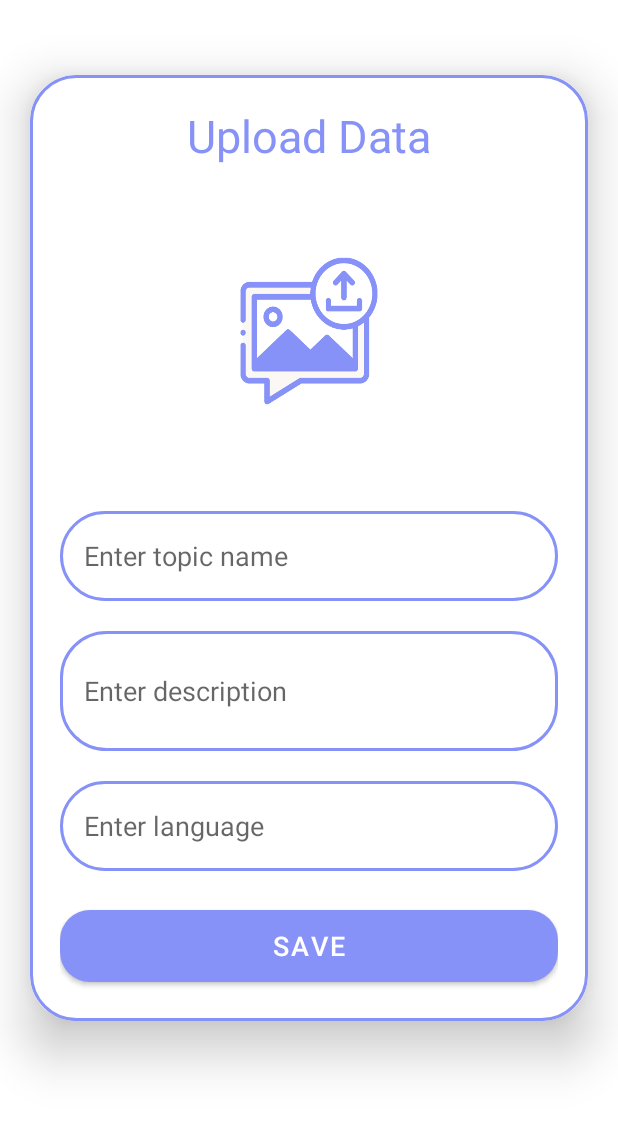
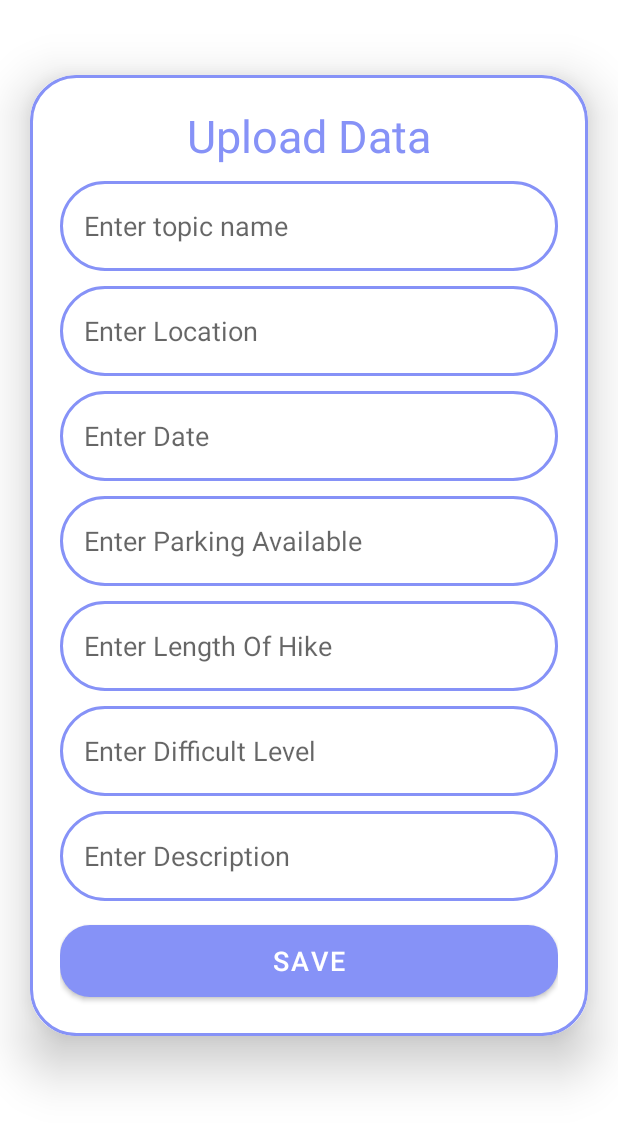
Before and after one commit to phitd1952001/M-HIKER_java, an Android app: the layout activity_upload.xml on its own in the app's theme, with its tools: preview values and no code run, on a phone screen of 412 x 824 dp. Shown: the top 1125 px of the screen. Run offline under Robolectric (Android 15) with nearby library versions, the phone set to English and light mode, and no system bars.

```diff
--- a/app/src/main/res/layout/activity_upload.xml
+++ b/app/src/main/res/layout/activity_upload.xml
@@ -33,20 +33,12 @@
                 android:textAlignment="center"
                 android:textColor="@color/lavender"/>
 
-            <ImageView
-                android:layout_width="match_parent"
-                android:layout_height="200dp"
-                android:src="@drawable/uploadimg"
-                android:id="@+id/uploadImage"
-                android:layout_marginTop="10dp"
-                android:scaleType="fitXY"/>
-
             <EditText
                 android:layout_width="match_parent"
                 android:layout_height="60dp"
-                android:id="@+id/uploadTopic"
+                android:id="@+id/editTextName"
                 android:background="@drawable/lavender_border"
-                android:layout_marginTop="20dp"
+                android:layout_marginTop="10dp"
                 android:padding="16dp"
                 android:hint="Enter topic name"
                 android:gravity="start|center_vertical"
@@ -54,25 +46,70 @@
 
             <EditText
                 android:layout_width="match_parent"
-                android:layout_height="80dp"
-                android:id="@+id/uploadDesc"
+                android:layout_height="60dp"
+                android:id="@+id/editTextLocation"
                 android:background="@drawable/lavender_border"
-                android:layout_marginTop="20dp"
+                android:layout_marginTop="10dp"
                 android:padding="16dp"
-                android:hint="Enter description"
+                android:hint="Enter Location"
                 android:gravity="start|center_vertical"
                 android:textColor="@color/lavender"/>
 
             <EditText
                 android:layout_width="match_parent"
                 android:layout_height="60dp"
-                android:id="@+id/uploadLang"
+                android:id="@+id/editTextDate"
                 android:background="@drawable/lavender_border"
-                android:layout_marginTop="20dp"
+                android:layout_marginTop="10dp"
                 android:padding="16dp"
-                android:hint="Enter language"
+                android:hint="Enter Date"
                 android:gravity="start|center_vertical"
-                android:textColor="@color/lavender"/>
+                android:textColor="@color/lavender"
+                android:onClick="showDatePickerDialog"/>
+
+            <EditText
+                android:layout_width="match_parent"
+                android:layout_height="60dp"
+                android:id="@+id/editTextParkingAvailable"
+                android:background="@drawable/lavender_border"
+                android:layout_marginTop="10dp"
+                android:padding="16dp"
+                android:hint="Enter Parking Available"
+                android:gravity="start|center_vertical"
+                android:textColor="@color/lavender" />
+
+            <EditText
+                android:layout_width="match_parent"
+                android:layout_height="60dp"
+                android:id="@+id/editTextLengthOfHike"
+                android:background="@drawable/lavender_border"
+                android:layout_marginTop="10dp"
+                android:padding="16dp"
+                android:hint="Enter Length Of Hike"
+                android:gravity="start|center_vertical"
+                android:textColor="@color/lavender" />
+
+            <EditText
+                android:layout_width="match_parent"
+                android:layout_height="60dp"
+                android:id="@+id/editTextDifficultLevel"
+                android:background="@drawable/lavender_border"
+                android:layout_marginTop="10dp"
+                android:padding="16dp"
+                android:hint="Enter Difficult Level"
+                android:gravity="start|center_vertical"
+                android:textColor="@color/lavender" />
+
+            <EditText
+                android:layout_width="match_parent"
+                android:layout_height="60dp"
+                android:id="@+id/editTextDescription"
+                android:background="@drawable/lavender_border"
+                android:layout_marginTop="10dp"
+                android:padding="16dp"
+                android:hint="Enter Description"
+                android:gravity="start|center_vertical"
+                android:textColor="@color/lavender" />
 
             <Button
                 android:layout_width="match_parent"
@@ -80,7 +117,7 @@
                 android:text="Save"
                 android:id="@+id/saveButton"
                 android:textSize="18sp"
-                android:layout_marginTop="20dp"
+                android:layout_marginTop="10dp"
                 app:cornerRadius = "20dp"/>
 
         </LinearLayout>
```
Also changed, not shown: app/src/main/AndroidManifest.xml (+9 -0 lines), app/src/main/java/com/example/m_hike/MainActivity.java (+7 -6 lines), app/src/main/java/com/example/m_hike/MyAdapter.java (+26 -24 lines), app/src/main/java/com/example/m_hike/UploadActivity.java (+55 -85 lines).
